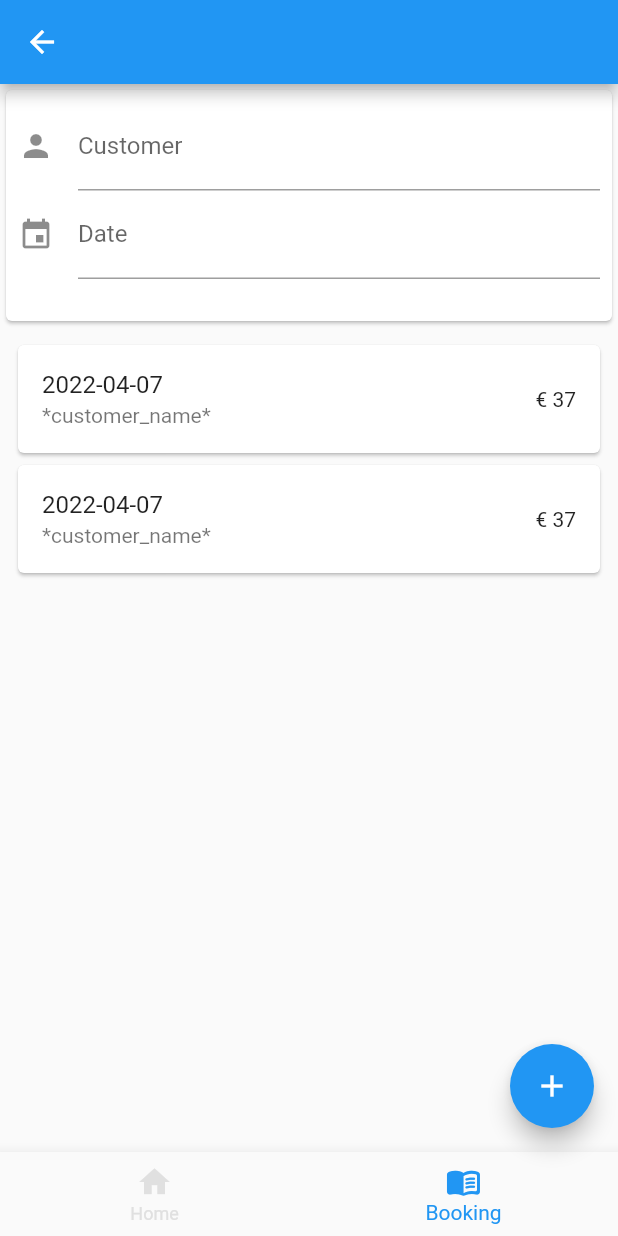
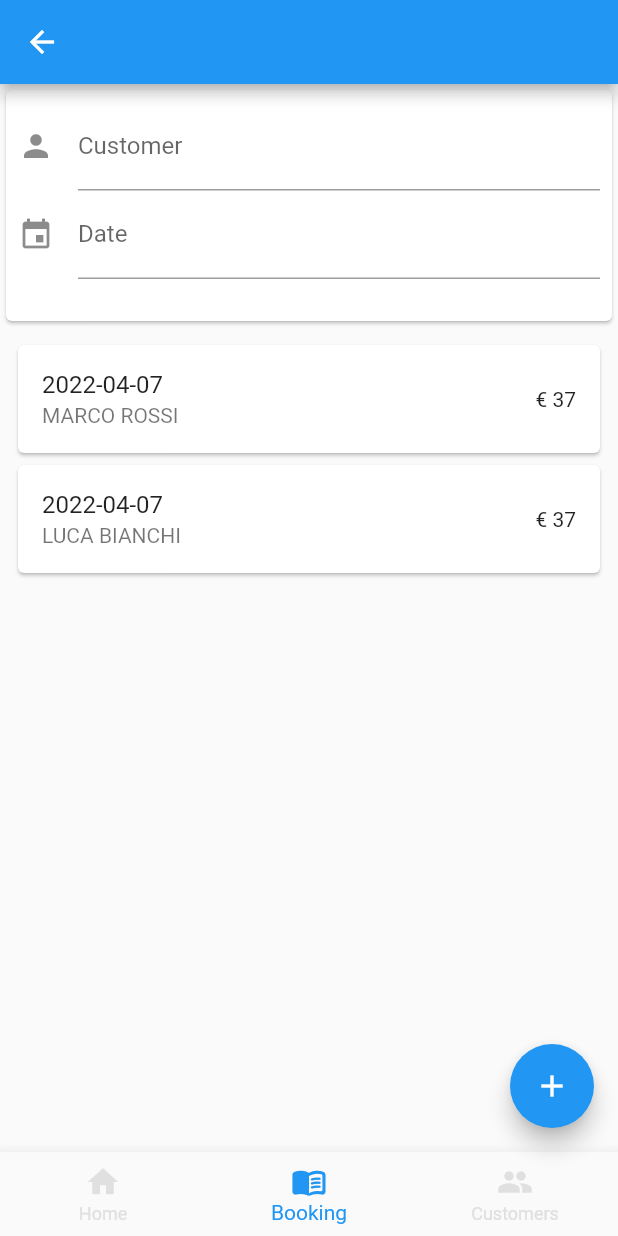
Before and after one commit to Milkom121/gestionale2022_2, a Flutter app: the AllReservationsScreen screen opened by its route, on a phone screen of 412 x 824 dp. Run offline on Flutter 3.47's test engine with Material 2 defaults, Android fonts, the phone set to English and light mode, and no system bars; drawn by our look-alikes of date_time_picker, flutter_form_builder; our stand-ins replace firebase_auth, firebase_core, form_builder_validators; missing offline and left inert: count_stepper; accounts and stored records are empty; generated files the repository leaves out were written again.

Commit message:
aggiunta pagina customers con ricerca e pagina di dettaglio del customer con lista delle prenotazioni presenti

```diff
--- a/lib/common_widgets/app_navigation_bar.dart
+++ b/lib/common_widgets/app_navigation_bar.dart
@@ -2,8 +2,8 @@
 import 'package:flutter/material.dart';
 
 import '../pages/all_reservations_page/all_reservations_screen.dart';
+import '../pages/customers_page/all_customers_screen.dart';
 import '../pages/home_page.dart';
-import '../pages/new_reservation_page/screens/new_reservation_screen.dart';
 
 
 
@@ -59,6 +59,12 @@ class _AppNavigationBarState extends State<AppNavigationBar> {
 
 
 
+      if (index == 2 && widget.actualIndex != 2 ) {
+        Navigator.pushNamed(context, AllCustomersScreen.routeName);
+      }
+
+
+
     });
   }
 
@@ -94,6 +100,11 @@ class _AppNavigationBarState extends State<AppNavigationBar> {
           label: 'Booking',
         ),
 
+        BottomNavigationBarItem(
+          icon: Icon(Icons.people), //
+          label: 'Customers',
+        ),
+
         // BottomNavigationBarItem(
         //     icon: Icon(Icons.supervisor_account_outlined),
         //   label: 'Users'
--- a/lib/models/reservation.dart
+++ b/lib/models/reservation.dart
@@ -1,3 +1,5 @@
+
+import 'package:gestionale2022_2/models/users_types.dart';
 
 class Reservation {
 
@@ -17,6 +19,8 @@ class Reservation {
   final List<int>? beachBundle ;
   final int totalCost;
 
+  final CustomerDB customer;
+
   Reservation(
     //dati non obbligatori
 
@@ -25,7 +29,7 @@ class Reservation {
         required  this.discount,
         required this.beachChairs,
         required this.beachBundle,
-    //required this.customer,
+    required this.customer,
     required this.idToken,
     required this.date,
     required this.daySlot,
@@ -38,6 +42,7 @@ class Reservation {
     //List<int> _beachBundleList = map['beach_bundle'];
     print(map);
     Reservation reservation =  Reservation(
+
       discount: map['discount'],
       beachChairs: map['beach_chairs'],
       beachBundle: map['beach_bundle'], //_beachBundleList,
@@ -47,6 +52,7 @@ class Reservation {
       daySlot: map['day_slot'],
       tickets: map['tickets'],
       totalCost: map['total_cost'],
+      customer: map['customer']
     );
     print (reservation.idToken);
     return reservation;
--- a/lib/models/users_types.dart
+++ b/lib/models/users_types.dart
@@ -1,7 +1,52 @@
 import 'user.dart';
 
-class Customer extends MNUser {
-  String? phoneNumber;
+
+class CustomerDB extends DBUser {
+
+  final String phoneNumber;
+  final String id;
+  final String name;
+  final String surname;
+  final String email;
+
+  CustomerDB({
+    required this.id,
+    required this.name,
+    required this.surname,
+    required this.email,
+    required this.phoneNumber, // named parameter non obbligatorio (in teoria)
+  }) : super(id: id, name: name, surname: surname, email: email);
+
+
+  String get returnNameAndSurname {
+    String _string = name + " " + surname;
+    return _string;
+  }
+
+
+static Map<String, dynamic> toMap(CustomerDB customer) => <String, dynamic>{
+      'id': customer.id,
+      'name': customer.name,
+      'surname': customer.surname,
+      'email': customer.email,
+      'phone_number': customer.phoneNumber,
+    };
+
+//TODO: sistemare quanto segue
+static CustomerDB fromMap(Map<String, dynamic> customerMap) => CustomerDB(
+      id: customerMap['id'],
+      name: customerMap['name'],
+      surname: customerMap['surname'],
+      email: customerMap['email'],
+      phoneNumber: customerMap['phone_number'],
+    );
+
+}
+
+
+
+class CustomerAuth extends AuthUser {
+  //String? phoneNumber;
   // final String id;
   // final String name;
   // final String surname;
@@ -14,23 +59,22 @@ class Customer extends MNUser {
   //   phoneNumber, // named parameter non obbligatorio (in teoria)
   // }) : super(id: id, name: name, surname: surname, email: email);
 
-  Customer._privateConstructor(); ///costruttore privato
+  CustomerAuth._privateConstructor(); ///costruttore privato
 
-  static final Customer _instance = Customer._privateConstructor(); /// instanza di customer che sarà globale in tutta l'app e mi consentirà di accedere ad i dati dello user che ha effettuato l'accesso
+  static final CustomerAuth _instance = CustomerAuth._privateConstructor(); /// instanza di customer che sarà globale in tutta l'app e mi consentirà di accedere ad i dati dello user che ha effettuato l'accesso
 
-  factory Customer() {
+  factory CustomerAuth() {
     return _instance;
   } /// quandol chiamo questo costruttore "factory" verrà richiamata sempre e solo la medesima instanza di Customer (_instance)
+  // static Map<String, dynamic> toMap(CustomerFirebase customer) => <String, dynamic>{
+  //       'id': customer.id,
+  //       'name': customer.name,
+  //       'surname': customer.surname,
+  //       'email': customer.email,
+  //       'phone_number': customer.phoneNumber,
+  //     };
 
-
-  static Map<String, dynamic> toMap(Customer customer) => <String, dynamic>{
-        'id': customer.id,
-        'name': customer.name,
-        'surname': customer.surname,
-        'email': customer.email,
-        'phone_number': customer.phoneNumber,
-      };
-
+  //TODO: sistemare quanto segue
   // static Customer fromMap(Map<String, dynamic> customerMap) => Customer(
   //       id: customerMap['id'],
   //       name: customerMap['name'],
--- a/lib/pages/all_reservations_page/all_reservations_screen.dart
+++ b/lib/pages/all_reservations_page/all_reservations_screen.dart
@@ -14,7 +14,7 @@ import 'all_reservations_logic.dart';
 
 
 class AllReservationsScreen extends StatelessWidget {
-  static const routeName = '/AllReservationScreen';
+  static const routeName = '/AllReservationsScreen';
   final int screenIndex = 1;
   final _formKey = GlobalKey<FormBuilderState>();
   @override
@@ -26,6 +26,7 @@ class AllReservationsScreen extends StatelessWidget {
 
     return Consumer<AllReservationsLogic>(
       builder: (context, _allReservationsLogic, child) {
+        _allReservationsLogic.clearAllFoundReservationsList();
         List<Reservation> _currentReservationList = _allReservationsLogic.getAllFoundReservations;
 
           // if(_searchVisibility) {
@@ -46,12 +47,24 @@ class AllReservationsScreen extends StatelessWidget {
             onPressed: () {
 
 
-              showModalBottomSheet<void>(
-                context: context,
-                builder: (BuildContext context) {
-                  return NewReservationScreen();
-                },
+
+
+              showModalBottomSheet<dynamic>(
+                  isScrollControlled: true,
+                  context: context,
+                  builder: (BuildContext bc) {
+                    return Wrap(
+                        children: <Widget>[NewReservationScreen()]
+                    );
+                  }
               );
+
+              // showModalBottomSheet<void>(
+              //   context: context,
+              //   builder: (BuildContext context) {
+              //     return NewReservationScreen();
+              //   },
+              // );
               // Navigator.push(
               //   context,
               //   MaterialPageRoute(builder: (context) =>  NewReservationScreen()),
@@ -65,9 +78,6 @@ class AllReservationsScreen extends StatelessWidget {
             child: SingleChildScrollView(
               child: Column(
                 children: [
-
-
-
                   // SearchFormWidget(),
                   ///SEARCH WIDGET - lo tenevo in un altro file ma così facendo non si vedeva la data selezionata
                   Card(
@@ -149,7 +159,7 @@ class AllReservationsScreen extends StatelessWidget {
                           return Card(
                             child: ListTile(
                               title: Text(_reservationInstance.date),
-                              subtitle: const Text('*customer_name*'),
+                              subtitle:  Text(_reservationInstance.customer.returnNameAndSurname),
                               trailing: Text('€ ' +
                                   _reservationInstance.totalCost.toString()),
                             ),
--- /dev/null
+++ b/lib/pages/customers_page/all_customers_screen_logic.dart
@@ -0,0 +1,113 @@
+import 'package:flutter/cupertino.dart';
+import 'package:gestionale2022_2/models/users_types.dart';
+
+class AllCustomersLogic with ChangeNotifier {
+
+  // List<CustomerDB> _allCustomers = [];
+  // List<CustomerDB> _foundCustomers = [];
+  //
+  // void addNewCustomer (CustomerDB customerDB){
+  //   _allCustomers.add(customerDB);
+  // }
+  //
+  // void findCustomer( String searchString) {
+  //
+  // }
+// This list holds the data for the list view
+
+
+  List<CustomerDB> foundCustomers = [];
+
+  final List<CustomerDB> allCustomers = [
+
+    CustomerDB(id: '2324', name: 'MARCO', surname: 'ROSSI', email: 'marcorossi@mario.it', phoneNumber: '987546132'),
+    CustomerDB(id: '2324', name: 'LUCA', surname: 'BIANCHI', email: 'lucabianchi@mario.it', phoneNumber: '879465132'),
+    CustomerDB(id: '2324', name: 'Laura', surname: 'Neri', email: 'lauraneri@mario.it', phoneNumber: '4561235487'),
+  ];
+
+
+  void initialShowedCustomers (){
+    foundCustomers = allCustomers;
+    //notifyListeners();
+  }
+
+
+
+  // This function is called whenever the text field changes
+  void runFilter(String enteredKeyword) {
+    List<CustomerDB> results = [];
+    if (enteredKeyword.isEmpty) {
+      // if the search field is empty or only contains white-space, we'll display all users
+      results = allCustomers;
+    } else {
+      results = allCustomers
+          .where((customerDB) =>
+          customerDB.returnNameAndSurname.toLowerCase().contains(enteredKeyword.toLowerCase()))
+          .toList();
+      // we use the toLowerCase() method to make it case-insensitive
+    }
+      foundCustomers = results;
+    notifyListeners();
+  }
+
+}
+
+// import 'package:flutter/cupertino.dart';
+// import 'package:gestionale2022_2/models/users_types.dart';
+//
+// class AllCustomersLogic with ChangeNotifier {
+//
+//   // List<CustomerDB> _allCustomers = [];
+//   // List<CustomerDB> _foundCustomers = [];
+//   //
+//   // void addNewCustomer (CustomerDB customerDB){
+//   //   _allCustomers.add(customerDB);
+//   // }
+//   //
+//   // void findCustomer( String searchString) {
+//   //
+//   // }
+// // This list holds the data for the list view
+//
+//
+//   List<Map<String, dynamic>> foundCustomers = [];
+//
+//   final List<Map<String, dynamic>> allCustomers = [
+//     {"id": 1, "name": "Andy", "age": 29},
+//     {"id": 2, "name": "Aragon", "age": 40},
+//     {"id": 3, "name": "Bob", "age": 5},
+//     {"id": 4, "name": "Barbara", "age": 35},
+//     {"id": 5, "name": "Candy", "age": 21},
+//     {"id": 6, "name": "Colin", "age": 55},
+//     {"id": 7, "name": "Audra", "age": 30},
+//     {"id": 8, "name": "Banana", "age": 14},
+//     {"id": 9, "name": "Caversky", "age": 100},
+//     {"id": 10, "name": "Becky", "age": 32},
+//   ];
+//
+//
+//   void initialShowedCustomers (){
+//     foundCustomers = allCustomers;
+//     //notifyListeners();
+//   }
+//
+//
+//
+//   // This function is called whenever the text field changes
+//   void runFilter(String enteredKeyword) {
+//     List<Map<String, dynamic>> results = [];
+//     if (enteredKeyword.isEmpty) {
+//       // if the search field is empty or only contains white-space, we'll display all users
+//       results = allCustomers;
+//     } else {
+//       results = allCustomers
+//           .where((user) =>
+//           user["name"].toLowerCase().contains(enteredKeyword.toLowerCase()))
+//           .toList();
+//       // we use the toLowerCase() method to make it case-insensitive
+//     }
+//       foundCustomers = results;
+//     notifyListeners();
+//   }
+//
+// }
--- a/lib/pages/login_page/login_screen.dart
+++ b/lib/pages/login_page/login_screen.dart
@@ -112,7 +112,7 @@ class LoginScreen extends StatelessWidget {
                             );
 
                             if (user != null) {
-                             Customer customer =  Customer();
+                             CustomerAuth customer =  CustomerAuth();
                              customer.email = user.email; // potrebbe non essere necesaria ma decideremo poi
                              customer.id = user.uid;
                              Navigator.pushNamed(context, HomePage.routeName);
--- a/lib/pages/login_page/registration_logic.dart
+++ b/lib/pages/login_page/registration_logic.dart
@@ -6,19 +6,19 @@ import 'package:uuid/uuid.dart';
 
 class RegistrationLogic extends ChangeNotifier{
 
-  static final List<Customer> _allCustomers = [];
+  static final List<CustomerAuth> _allCustomers = [];
 
-  List<Customer> get getAllCustomers {
-    List<Customer> list = [... _allCustomers];
+  List<CustomerAuth> get getAllCustomers {
+    List<CustomerAuth> list = [... _allCustomers];
     return list;
   }
 
 
 
 //TODO: modificare il metodo in modo che prenda un customer senza id che gli arriva dalla pagina di registraizone, lo converta in map, aggiunga l'id, riconverta in Customer ed aggiunga alla lista AllCustomers
-void addNewCustomer (Customer customer){
+void addNewCustomer (CustomerAuth customer){
   Uuid uuid = const Uuid();
-  Customer _newCustomer = customer;
+  CustomerAuth _newCustomer = customer;
   _newCustomer.id = uuid.v4(); // aggiungo un id unico al Customer
   _allCustomers.add(customer);
   notifyListeners();
```
Also changed, not shown: lib/main.dart (+8 -1 lines), lib/models/user.dart (+17 -6 lines), lib/pages/all_reservations_page/all_reservations_logic.dart (+23 -2 lines), lib/pages/customer_detail_view/customer_detail_view_screen.dart (added, +145 -0 lines), lib/pages/customers_page/all_customers_screen.dart (added, +108 -0 lines), lib/pages/new_reservation_page/screens/new_reservation_screen.dart (+65 -15 lines).
